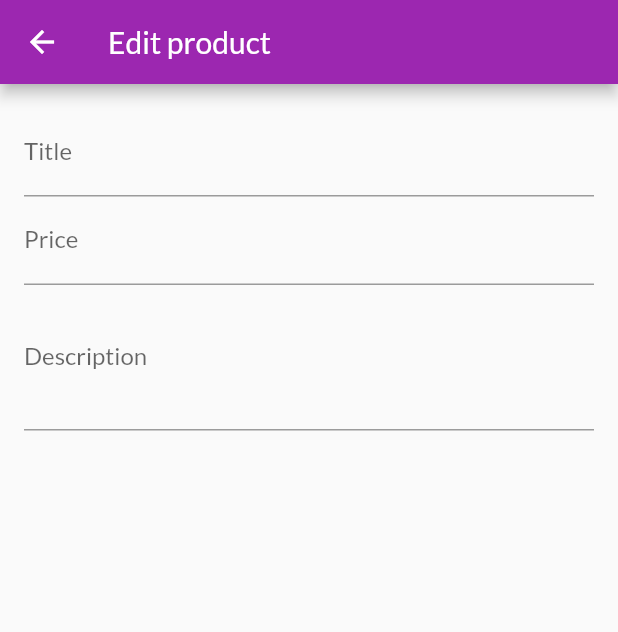
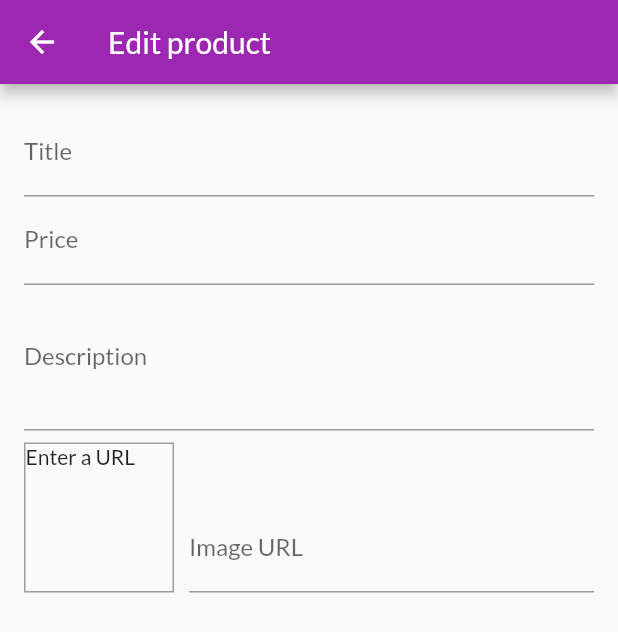
Before and after one commit to sur16-cse/shop_app, a Flutter app: the EditProductScreen screen opened by its route, on a phone screen of 412 x 824 dp. Shown: the top 632 px of the screen. Run offline on Flutter 3.47's test engine with Material 2 defaults, Android fonts, the phone set to English and light mode, and no system bars; network calls fail.

Commit message:
image input and image preview

```diff
--- a/lib/screens/edit_product_screen.dart
+++ b/lib/screens/edit_product_screen.dart
@@ -12,12 +12,30 @@ class EditProductScreen extends StatefulWidget {
 class _EditProductScreenState extends State<EditProductScreen> {
   final _priceFocusNode = FocusNode();
   final _descriptionFocusNode = FocusNode();
+  final _imageUrlController = TextEditingController();
+  final _imageUrlFocusNode = FocusNode();
+
+  @override
+  void initState() {
+    _imageUrlFocusNode.addListener(_updateImageUrl);
+    super.initState();
+  }
 
   @override
   void dispose() {
+    _imageUrlFocusNode.removeListener(_updateImageUrl);
     _priceFocusNode.dispose();
     _descriptionFocusNode.dispose();
+    _imageUrlController.dispose();
+    _imageUrlFocusNode.dispose();
+
     super.dispose();
+  }
+
+  void _updateImageUrl() {
+    if (!_imageUrlFocusNode.hasFocus) {
+      setState(() {});
+    }
   }
 
   @override
@@ -59,6 +77,39 @@ class _EditProductScreenState extends State<EditProductScreen> {
                 keyboardType: TextInputType.multiline,
                 focusNode: _descriptionFocusNode,
               ),
+              Row(
+                crossAxisAlignment: CrossAxisAlignment.end,
+                children: <Widget>[
+                  Container(
+                    width: 100,
+                    height: 100,
+                    margin: const EdgeInsets.only(top: 8, right: 10),
+                    decoration: BoxDecoration(
+                      border: Border.all(width: 1, color: Colors.grey),
+                    ),
+                    child: _imageUrlController.text.isEmpty
+                        ? const Text("Enter a URL")
+                        : FittedBox(
+                            child: Image.network(
+                              _imageUrlController.text,
+                              fit: BoxFit.cover,
+                            ),
+                          ),
+                  ),
+                  Expanded(
+                    child: TextFormField(
+                      decoration: const InputDecoration(labelText: 'Image URL'),
+                      keyboardType: TextInputType.url,
+                      textInputAction: TextInputAction.done,
+                      controller: _imageUrlController,
+                      onEditingComplete: () {
+                        setState(() {});
+                      },
+                      focusNode: _imageUrlFocusNode,
+                    ),
+                  ),
+                ],
+              )
             ],
           ),
         ),
```
